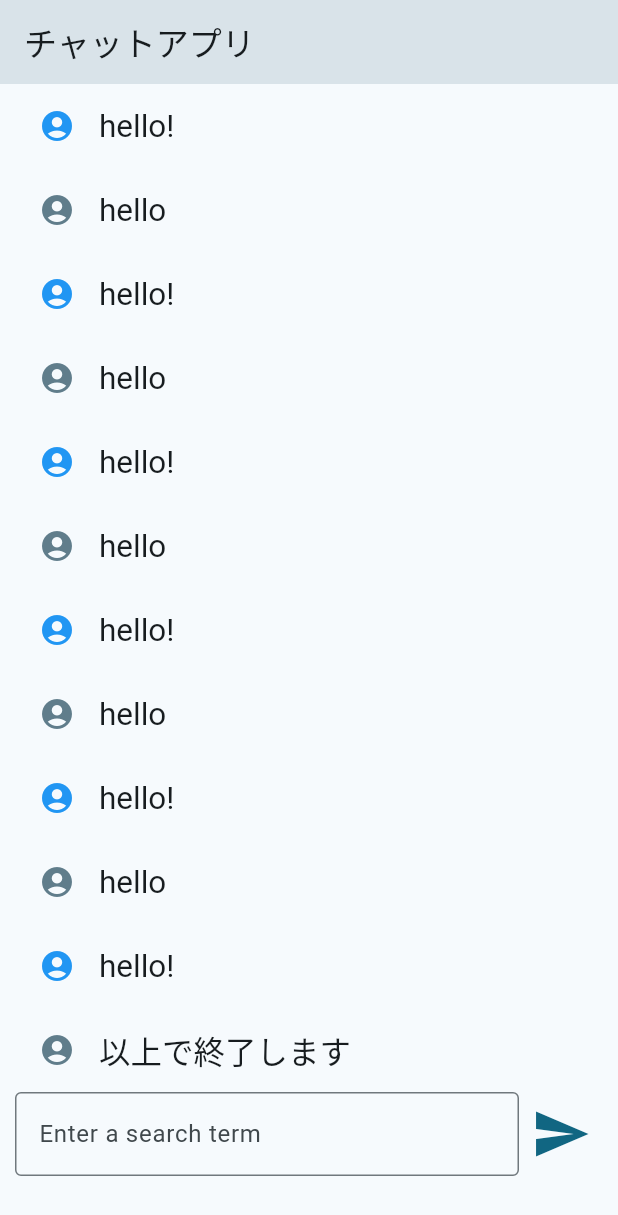
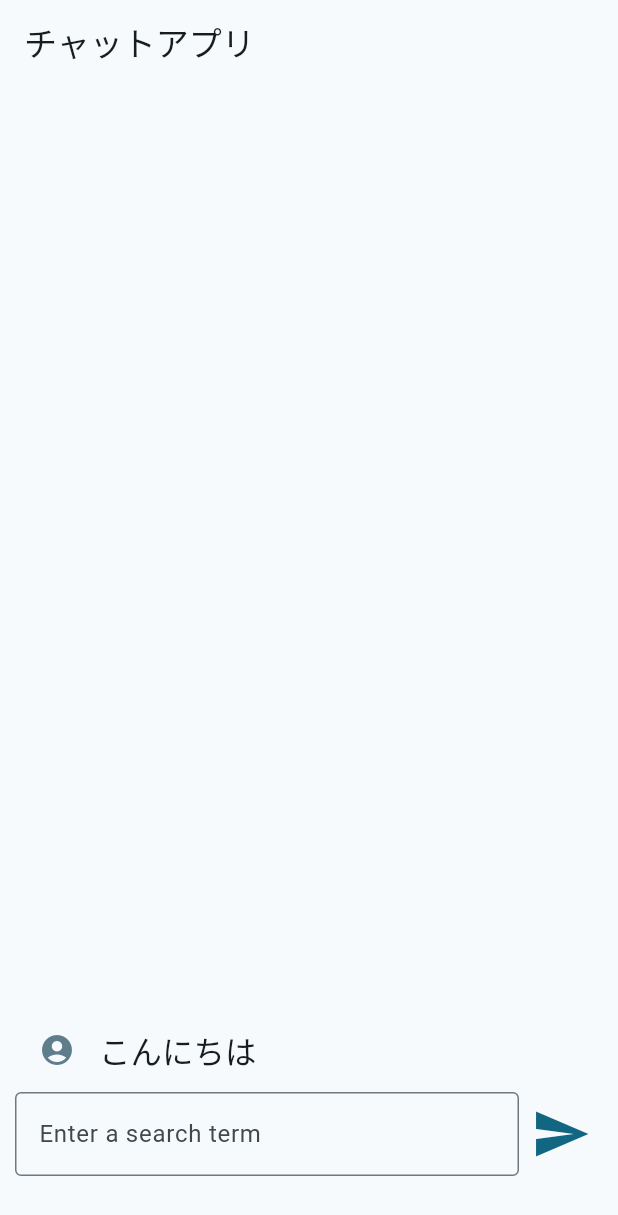
Before and after one commit to h16110s/flutter_tutorial, a Flutter app: the screen it shows after launch, on a phone screen of 412 x 824 dp. Shown: the top 1215 px of the screen. Run offline on Flutter 3.47's test engine with Material 2 defaults, Android fonts, the phone set to English and light mode, and no system bars.

Commit message:
app state を使用

```diff
--- /dev/null
+++ b/lib/app_state.dart
@@ -0,0 +1,44 @@
+import 'package:flutter/material.dart';
+import 'package:flutter_tutorial/chat_data.dart';
+
+class AppState extends ChangeNotifier {
+  List<ChatData> history = <ChatData>[
+    ChatData(ChatMessageType.received, 'こんにちは'),
+  ];
+
+  void addHistory(ChatData chatData) {
+    history.insert(0, chatData);
+    notifyListeners();
+  }
+
+
+  // var current = WordPair.random();
+  // var history = <WordPair>[];
+
+  // GlobalKey? historyListKey;
+
+  // void getNext() {
+  //   history.insert(0, current);
+  //   var animatedList = historyListKey?.currentState as AnimatedListState?;
+  //   animatedList?.insertItem(0);
+  //   current = WordPair.random();
+  //   notifyListeners();
+  // }
+
+  // var favorites = <WordPair>[];
+
+  // void toggleFavorite([WordPair? pair]) {
+  //   pair = pair ?? current;
+  //   if (favorites.contains(pair)) {
+  //     favorites.remove(pair);
+  //   } else {
+  //     favorites.add(pair);
+  //   }
+  //   notifyListeners();
+  // }
+
+  // void removeFavorite(WordPair pair) {
+  //   favorites.remove(pair);
+  //   notifyListeners();
+  // }
+}
--- a/lib/components/chat_history_view.dart
+++ b/lib/components/chat_history_view.dart
@@ -1,5 +1,6 @@
-
 import 'package:flutter/material.dart';
+import 'package:provider/provider.dart';
+import 'package:flutter_tutorial/app_state.dart';
 import 'package:flutter_tutorial/chat_data.dart';
 
 class ChatHistoryView extends StatefulWidget {
@@ -16,45 +17,21 @@ class _ChatHistoryViewState extends State<ChatHistoryView> {
       ScrollController(keepScrollOffset: true, initialScrollOffset: 0.0);
 
   @override
-  void initState() {
-    super.initState();
-  }
-
-  @override
   Widget build(BuildContext context) {
     final theme = Theme.of(context);
     final style = theme.textTheme.displayMedium!.copyWith(
       color: theme.colorScheme.onSurface,
       fontSize: 21,
     );
+    // appStateの取得
+    var appState = context.watch<AppState>();
 
     // チャット履歴
     // リストの0が最新のチャット内容になるようにする
-    List<ChatData> ary = [
-      ChatData(ChatMessageType.received, '以上で終了します'),
-      ChatData(ChatMessageType.sent, 'hello!'),
-      ChatData(ChatMessageType.received, 'hello'),
-      ChatData(ChatMessageType.sent, 'hello!'),
-      ChatData(ChatMessageType.received, 'hello'),
-      ChatData(ChatMessageType.sent, 'hello!'),
-      ChatData(ChatMessageType.received, 'hello'),
-      ChatData(ChatMessageType.sent, 'hello!'),
-      ChatData(ChatMessageType.received, 'hello'),
-      ChatData(ChatMessageType.sent, 'hello!'),
-      ChatData(ChatMessageType.received, 'hello'),
-      ChatData(ChatMessageType.sent, 'hello!'),
-      ChatData(ChatMessageType.received, 'hello'),
-      ChatData(ChatMessageType.sent, 'hello!'),
-      ChatData(ChatMessageType.received, 'hello'),
-      ChatData(ChatMessageType.sent, 'hello!'),
-      ChatData(ChatMessageType.received, 'hello'),
-      ChatData(ChatMessageType.sent, 'お手伝いできることはありますか？'),
-      ChatData(ChatMessageType.received, 'こんにちは！'),
-      ChatData(ChatMessageType.sent, 'こんにちは'),
-    ];
+    List<ChatData> ary = appState.history.toList();
 
     return Expanded(
-      child: ListView(
+        child: ListView(
       reverse: true, // trueにするとinitalScrollOffset:0 で一番下スタートになる
       controller: scrollController,
       children: [
--- a/lib/main.dart
+++ b/lib/main.dart
@@ -1,4 +1,6 @@
 import 'package:flutter/material.dart';
+import 'package:provider/provider.dart';
+import 'package:flutter_tutorial/app_state.dart';
 import 'package:flutter_tutorial/components/chat_history_view.dart';
 import 'package:flutter_tutorial/components/send_form.dart';
 
@@ -12,13 +14,16 @@ class MyApp extends StatelessWidget {
   // This widget is the root of your application.
   @override
   Widget build(BuildContext context) {
-    return MaterialApp(
-      title: 'Flutter Demo',
-      theme: ThemeData(
-        colorScheme: ColorScheme.fromSeed(seedColor: Colors.blueGrey),
-        useMaterial3: true,
+    return ChangeNotifierProvider(
+      create: (context) => AppState(),
+      child: MaterialApp(
+        title: 'Flutter Demo',
+        theme: ThemeData(
+          colorScheme: ColorScheme.fromSeed(seedColor: Colors.blueGrey),
+          useMaterial3: true,
+        ),
+        home: const HomePage(),
       ),
-      home: const HomePage(),
     );
   }
 }
```
